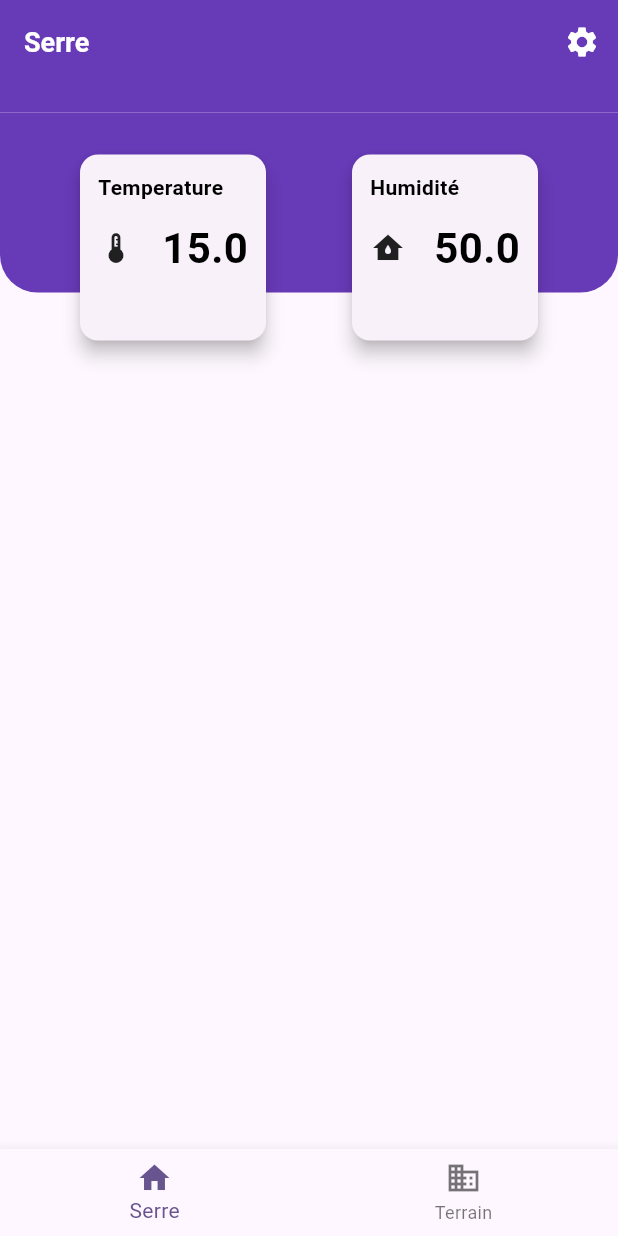
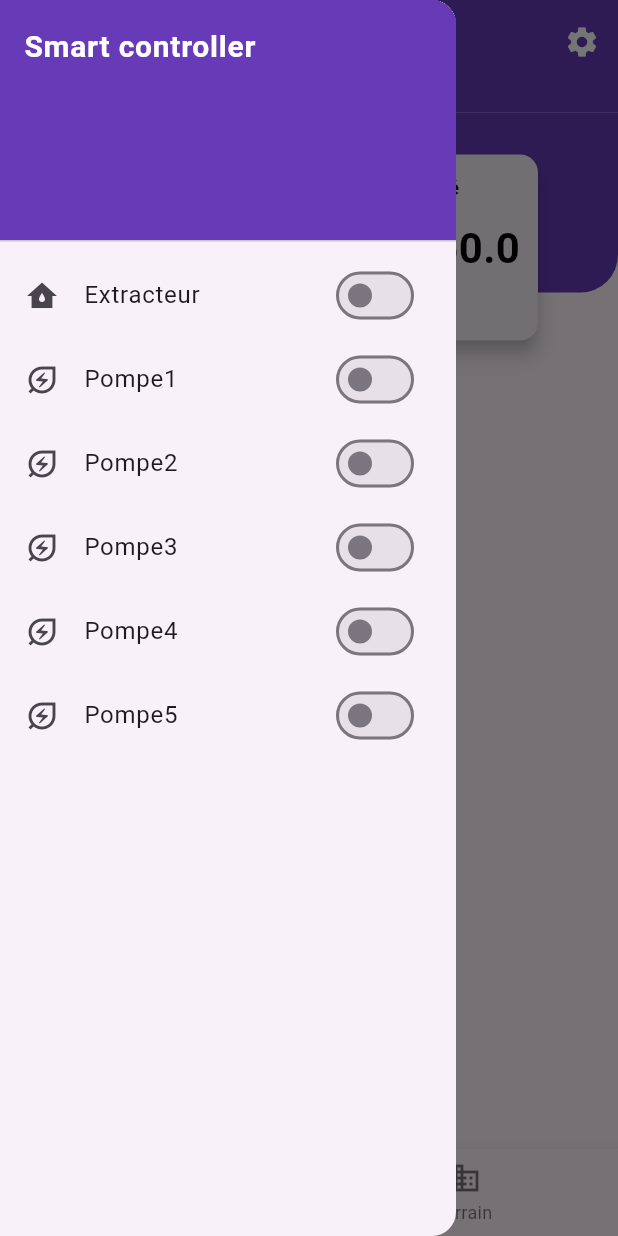
Before and after one commit to PredatorXxRIPxX/SmartRemote, a Flutter app: the screen it shows after launch, with the side drawer open (before the commit the screen has no drawer), on a phone screen of 412 x 824 dp. Run offline on Flutter 3.47's test engine with Material 3 defaults, Android fonts, the phone set to English and light mode, and no system bars; our stand-ins replace flutter_bluetooth_serial, permission_handler.

Commit message:
Filter App

```diff
--- /dev/null
+++ b/lib/components/mydrawer.dart
@@ -0,0 +1,99 @@
+import 'package:flutter/material.dart';
+import 'package:smartcontroller/controllers/bluetoothData.dart';
+import 'package:provider/provider.dart';
+
+class Mydrawer extends StatefulWidget {
+  const Mydrawer({super.key});
+  @override
+  State<Mydrawer> createState() => _MydrawerState();
+}
+
+class _MydrawerState extends State<Mydrawer> {
+  @override
+  Widget build(BuildContext context) {
+    BluetoothData bluetoothData = Provider.of<BluetoothData>(context);
+
+    return Drawer(
+      child: ListView(
+        children: [
+          const DrawerHeader(
+            decoration: BoxDecoration(color: Colors.deepPurple),
+            child: Text(
+              "Smart controller",
+              style: TextStyle(
+                  color: Colors.white,
+                  fontSize: 20,
+                  fontWeight: FontWeight.bold),
+            ),
+          ),
+          Selector<BluetoothData, int>(
+            selector: (context, data) => data.extracteurswitch,
+            builder: (context, value, child) => SwitchListTile(
+              value: value == 1,
+              onChanged: (bool val) {
+                bluetoothData.changeSwitchValue('extracteur', val ? 1 : 0);
+              },
+              title: const Text("Extracteur"),
+              secondary: const Icon(Icons.water_damage),
+            ),
+          ),
+          Selector<BluetoothData, int>(
+            selector: (context, data) => data.pompe1switch,
+            builder: (context, value, child) => SwitchListTile(
+              value: value == 1,
+              onChanged: (bool val) {
+                bluetoothData.changeSwitchValue('pompe1', val ? 1 : 0);
+              },
+              title: const Text("Pompe1"),
+              secondary: const Icon(Icons.energy_savings_leaf_outlined),
+            ),
+          ),
+          Selector<BluetoothData, int>(
+            selector: (context, data) => data.pompe2switch,
+            builder: (context, value, child) => SwitchListTile(
+              value: value == 1,
+              onChanged: (bool val) {
+                bluetoothData.changeSwitchValue('pompe2', val ? 1 : 0);
+              },
+              title: const Text("Pompe2"),
+              secondary: const Icon(Icons.energy_savings_leaf_outlined),
+            ),
+          ),
+          Selector<BluetoothData, int>(
+            selector: (context, data) => data.pompe3switch,
+            builder: (context, value, child) => SwitchListTile(
+              value: value == 1,
+              onChanged: (bool val) {
+                bluetoothData.changeSwitchValue('pompe3', val ? 1 : 0);
+              },
+              title: const Text("Pompe3"),
+              secondary: const Icon(Icons.energy_savings_leaf_outlined),
+            ),
+          ),
+          Selector<BluetoothData, int>(
+            selector: (context, data) => data.pompe4switch,
+            builder: (context, value, child) => SwitchListTile(
+              value: value == 1,
+              onChanged: (bool val) {
+                bluetoothData.changeSwitchValue('pompe4', val ? 1 : 0);
+              },
+              title: const Text("Pompe4"),
+              secondary: const Icon(Icons.energy_savings_leaf_outlined),
+            ),
+          ),
+          Selector<BluetoothData, int>(
+            selector: (context, data) => data.pompe5switch,
+            builder: (context, value, child) => SwitchListTile(
+              value: value == 1,
+              onChanged: (bool val) {
+                bluetoothData.changeSwitchValue('pompe5', val ? 1 : 0);
+              },
+              title: const Text("Pompe5"),
+              secondary: const Icon(Icons.energy_savings_leaf_outlined),
+            ),
+          ),
+        ],
+      ),
+    );
+  }
+}
--- a/lib/controllers/bluetoothData.dart
+++ b/lib/controllers/bluetoothData.dart
@@ -8,12 +8,65 @@ class BluetoothData with ChangeNotifier {
   late BluetoothConnection connection;
   String temperature = "15.0";
   String humidity = "50.0";
+  String pompe1 = "20";
+  String pompe2 = "18";
   String pompe3 = "20.0";
   String pompe4 = "18.0";
   String pompe5 = "12.0";
   String cps = "15.0";
   String capteur_water = "50.0";
+  String extracteur = "0";
 
+  int pompe1switch = 0;
+  int pompe2switch = 0;
+  int pompe3switch = 0;
+  int pompe4switch = 0;
+  int pompe5switch = 0;
+  int extracteurswitch = 0;
+
+  void sendCommand(String key, int value) {
+    if (connection.isConnected) {
+      connection.output.add(utf8.encode('$key:$value\n'));
+      connection.output.allSent.then((value) {
+        print('Data sent');
+      });
+    }
+  }
+
+  void changeSwitchValue(String key,int value){
+    if(key == 'pompe1'){
+      pompe1switch = value;
+    }
+    if(key == 'pompe2'){
+      pompe2switch = value;
+    }
+    if(key == 'pompe3'){
+      pompe3switch = value;
+    }
+    if(key == 'pompe4'){
+      pompe4switch = value;
+    }
+    if(key == 'pompe5'){
+      pompe5switch = value;
+    }
+    if(key == 'extracteur'){
+      extracteurswitch = value;
+    }
+    sendCommand(key, value);
+    notifyListeners();
+  }
+
+  get  pompe1switchFun => pompe1switch;
+  get  pompe2switchFun => pompe2switch;
+  get  pompe3switchFun => pompe3switch;
+  get  pompe4switchFun => pompe4switch;
+  get  pompe5switchFun => pompe5switch;
+  get  extracteurswitchFun => extracteurswitch;
+
+
+  String get _extracteur => extracteur;
+  String get _pompe1 => pompe1;
+  String get _pompe2 => pompe2;
   String get _temperature => temperature;
   String get _humidity => humidity;
   String get _pompe3 => pompe3;
@@ -23,34 +76,35 @@ class BluetoothData with ChangeNotifier {
   String get _capteur_water => capteur_water;
 
   void updateData(String key, String value) {
-
     if (key == 'temperature') {
       temperature = value;
-
+    }
+    if (key == 'pompe1') {
+      pompe1 = value;
+    }
+    if (key == 'pompe2') {
+      pompe2 = value;
+    }
+    if (key == 'extracteur') {
+      extracteur = value;
     }
     if (key == 'humidite') {
       humidity = value;
-
     }
     if (key == 'pompe3') {
       pompe3 = value;
-
     }
     if (key == 'pompe4') {
       pompe4 = value;
-
     }
     if (key == 'pompe5') {
       pompe5 = value;
-
     }
     if (key == 'cps') {
       cps = value;
-
     }
     if (key == 'capteur_water') {
       capteur_water = value;
-
     }
     notifyListeners();
   }
--- a/lib/view/terrain.dart
+++ b/lib/view/terrain.dart
@@ -1,6 +1,7 @@
 import 'package:flutter/material.dart';
 import 'package:flutter/widgets.dart';
 import 'package:provider/provider.dart';
+import 'package:smartcontroller/components/mydrawer.dart';
 import 'package:smartcontroller/controllers/bluetoothData.dart';
 import 'package:smartcontroller/components/cardinfo.dart';
 
@@ -25,9 +26,16 @@ class _TerrainState extends State<Terrain> {
   Widget build(BuildContext context) {
     bluetoothData = Provider.of<BluetoothData>(context);
     return Scaffold(
+      drawer: const Mydrawer(),
       appBar: PreferredSize(
           preferredSize: const Size.fromHeight(75),
           child: AppBar(
+            leading: Builder(
+              builder: (context) => IconButton(
+                icon: const Icon(Icons.menu),
+                onPressed: () => Scaffold.of(context).openDrawer(),
+              ),
+            ),
             title: const Text(
               "Terrain",
               style: TextStyle(fontWeight: FontWeight.bold, fontSize: 18),
@@ -85,6 +93,22 @@ class _TerrainState extends State<Terrain> {
                           valueCard: bluetoothData.capteur_water,
                           iconCard: const Icon(Icons.water)),
                       Cardinfo(
+                          titleCard: "extracteur",
+                          valueCard: bluetoothData.extracteur,
+                          iconCard: const Icon(Icons.water)
+                      ),
+                      Cardinfo(
+                          titleCard: "pompe1",
+                          valueCard: bluetoothData.pompe1,
+                          iconCard:
+                              const Icon(Icons.energy_savings_leaf_outlined)),
+                      Cardinfo(
+                          titleCard: "pompe2",
+                          valueCard: bluetoothData.pompe2,
+                          iconCard:
+                              const Icon(Icons.energy_savings_leaf_outlined)
+                      ),
+                      Cardinfo(
                           titleCard: "pompe3",
                           valueCard: bluetoothData.pompe3,
                           iconCard:
```
Also changed, not shown: lib/view/serre.dart (+16 -11 lines).
